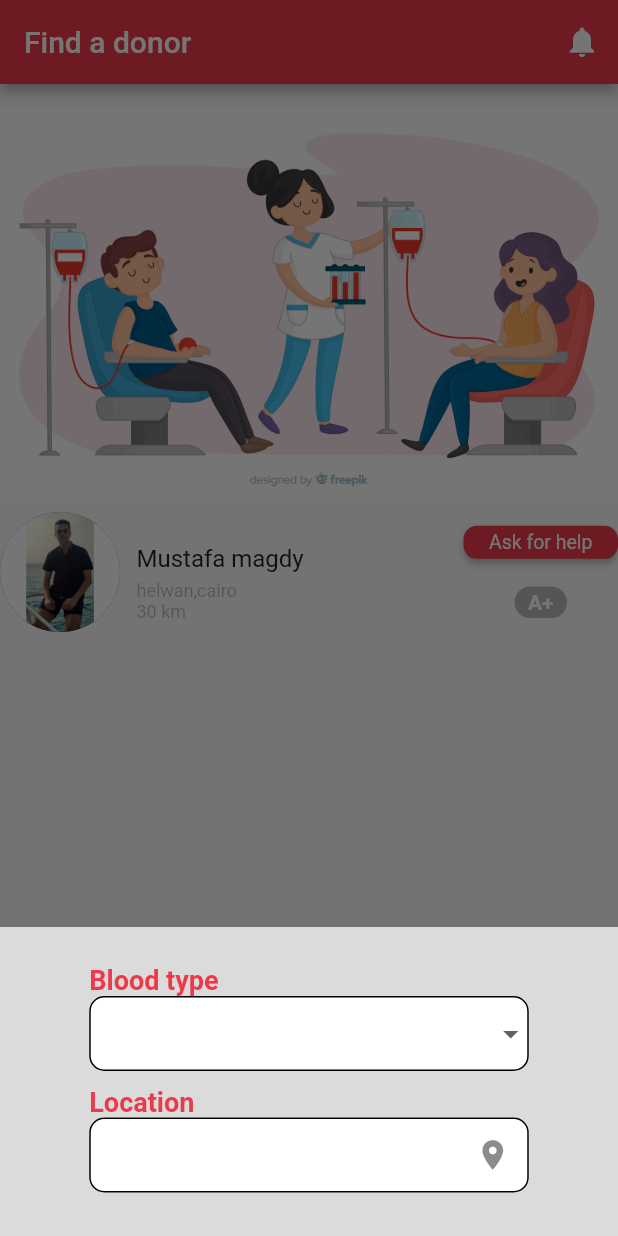
After one commit to nagyghamrawy2/Blood-Donation, a Flutter app: the screen it shows after launch, after a tap on the "navigation" icon, on a phone screen of 412 x 824 dp. The commit adds this screen. Run offline on Flutter 3.47's test engine with Material 2 defaults, Android fonts, the phone set to English and light mode, and no system bars; our stand-ins replace bloc, flutter_bloc, flutter_svg.

Commit message:
Hesham 13/3 icon

```diff
--- a/lib/main.dart
+++ b/lib/main.dart
@@ -1,9 +1,10 @@
 import 'package:blood_bank/layout/home_layout.dart';
 import 'package:blood_bank/modules/Sign_Up_with_gmail/Sign_up_with_gmail.dart';
+import 'package:blood_bank/modules/blood%20bank/Blood_bank.dart';
 import 'package:blood_bank/modules/editProfile/editProfile.dart';
+import 'package:blood_bank/modules/find_donor/Find_donor.dart';
 import 'package:blood_bank/modules/myInformation/myInformation.dart';
 import 'package:blood_bank/modules/profile/profile.dart';
-import 'package:blood_bank/modules/request/editRequest.dart';
 import 'package:blood_bank/modules/request/requestScreen.dart';
 import 'package:blood_bank/shared/bloc_observer.dart';
 import 'package:flutter/material.dart';
@@ -27,7 +28,7 @@ class MyApp extends StatelessWidget {
         ),
       ),
       debugShowCheckedModeBanner: false,
-      home: HomeLayout(),
+      home: Find_donor(),
     );
   }
 }
--- /dev/null
+++ b/lib/modules/find_donor/Find_donor.dart
@@ -0,0 +1,213 @@
+import 'package:blood_bank/shared/components/components.dart';
+import 'package:flutter/material.dart';
+
+import '../../shared/styles/colors.dart';
+
+class Find_donor extends StatefulWidget {
+  @override
+  State<Find_donor> createState() => _Find_donorState();
+}
+
+class _Find_donorState extends State<Find_donor> {
+  @override
+  Widget build(BuildContext context) {
+    return Scaffold(
+      appBar: AppBar(
+        backgroundColor: Color.fromRGBO(237, 57, 74, 1),
+        title: Text('Find a donor'),
+        actions: [
+          IconButton(onPressed: () {}, icon: Icon(Icons.notifications))
+        ],
+      ),
+      body: SingleChildScrollView(
+        child: Column(
+          children: [
+            Container(
+              width: double.infinity,
+              height: 285.33,
+              child: Image.asset(
+                "assets/images/finddonor.jpg",
+              ),
+            ),
+            Container(
+              width: double.infinity,
+              height: 80,
+              child: Row(mainAxisAlignment: MainAxisAlignment.end, children: [
+                CircleAvatar(
+                  backgroundImage: AssetImage("assets/images/pp.png"),
+                  radius: 40,
+                ),
+                SizedBox(
+                  width: 11,
+                ),
+                Expanded(
+                  child: Column(
+                    mainAxisAlignment: MainAxisAlignment.center,
+                    crossAxisAlignment: CrossAxisAlignment.start,
+                    children: [
+                      SizedBox(
+                        height: 15,
+                      ),
+                      Text(
+                        "Mustafa magdy ",
+                        style: TextStyle(fontSize: 16),
+                      ),
+                      SizedBox(
+                        height: 5,
+                      ),
+                      Text("helwan,cairo",
+                          style:
+                              TextStyle(fontSize: 12, color: Colors.black26)),
+                      Text("30 km",
+                          style: TextStyle(fontSize: 12, color: Colors.black26))
+                    ],
+                  ),
+                ),
+                Column(
+                  mainAxisAlignment: MainAxisAlignment.spaceAround,
+                  children: [
+                    Buttons_without_icon(
+                        num_width: 0.25,
+                        num_hieght: 22,
+                        text_button_name: "Ask for help",
+                        button_color: Color.fromRGBO(237, 57, 74, 1.0),
+                        num_border: 9,
+                        num_fontsize: 13,
+                        text_fontwwieght: FontWeight.normal),
+                    Container(
+                      height: 21,
+                      width: 35,
+                      decoration: BoxDecoration(
+                          color: Colors.black26,
+                          borderRadius: BorderRadius.circular(26)),
+                      child: Center(
+                          child: Text(
+                        "A+",
+                        style: TextStyle(
+                            color: Colors.white, fontWeight: FontWeight.bold),
+                      )),
+                    )
+                  ],
+                )
+              ]),
+            ),
+          ],
+        ),
+      ),
+      floatingActionButton: Container(
+        width: 60,
+        height: 60,
+        child: FloatingActionButton(
+          onPressed: () {
+            bottomSheets(context);
+          },
+          backgroundColor: Color.fromRGBO(237, 57, 74, 1.0),
+          child: const Icon(Icons.navigation),
+        ),
+      ),
+    );
+  }
+}
+
+var bloodtype;
+
+void bottomSheets(context) {
+  showModalBottomSheet(
+      context: context,
+      builder: (context) => Container(
+            height: 206,
+            decoration:
+                BoxDecoration(color: Color.fromRGBO(182, 182, 182, 0.45)),
+            child: Column(
+              children: [
+                SizedBox(
+                  height: 25,
+                ),
+                Align(
+                  alignment: Alignment.topCenter,
+                  child: Container(
+                    width: 293,
+                    child: Text(
+                      "Blood type",
+                      style: TextStyle(
+                          fontWeight: FontWeight.bold,
+                          fontSize: 18,
+                          color: Color.fromRGBO(237, 57, 74, 1.0)),
+                    ),
+                  ),
+                ),
+                Container(
+                  decoration: BoxDecoration(
+                    borderRadius: BorderRadius.circular(10),
+                    color: Colors.white,
+                  ),
+                  height: 50,
+                  width: 293,
+                  child: DropdownButtonFormField<String>(
+                    decoration: InputDecoration(
+                      enabledBorder: OutlineInputBorder(
+                        borderSide: const BorderSide(
+                          width: 1,
+                        ),
+                        borderRadius: BorderRadius.circular(10),
+                      ),
+                      focusedBorder: OutlineInputBorder(
+                        borderRadius: BorderRadius.circular(10),
+                      ),
+                    ),
+                    items: ["A+", "B+", ""]
+                        .map((label) => DropdownMenuItem(
+                              child: Text(
+                                label,
+                                style: TextStyle(fontSize: 16),
+                              ),
+                              value: label,
+                            ))
+                        .toList(),
+                    onChanged: (value) {
+                      bloodtype = value.toString();
+                    },
+                  ),
+                ),
+                SizedBox(
+                  height: 10,
+                ),
+                Align(
+                  alignment: Alignment.topCenter,
+                  child: Container(
+                    width: 293,
+                    child: Text(
+                      "Location",
+                      style: TextStyle(
+                          fontWeight: FontWeight.bold,
+                          fontSize: 18,
+                          color: Color.fromRGBO(237, 57, 74, 1.0)),
+                    ),
+                  ),
+                ),
+                Container(
+                  decoration: BoxDecoration(
+                    borderRadius: BorderRadius.circular(10),
+                    color: Colors.white,
+                  ),
+                  height: 50,
+                  width: 293,
+                  child: TextField(
+                    decoration: InputDecoration(
+                      suffixIcon: Icon(Icons.location_on),
+                      enabledBorder: OutlineInputBorder(
+                        borderSide: const BorderSide(
+                          width: 1,
+                        ),
+                        borderRadius: BorderRadius.circular(10),
+                      ),
+                      focusedBorder: OutlineInputBorder(
+                        borderRadius: BorderRadius.circular(10),
+                      ),
+                    ),
+                  ),
+                )
+              ],
+            ),
+          ));
+}
--- a/pubspec.yaml
+++ b/pubspec.yaml
@@ -37,8 +37,8 @@ dependencies:
   flutter_bloc: ^7.0.0
   bloc: ^7.0.0
   flutter_datetime_picker: ^1.5.1
+  flutter_svg: ^1.0.3
   intl: ^0.17.0
-
 dev_dependencies:
   flutter_test:
     sdk: flutter
```
Also changed, not shown: lib/modules/blood bank/Blood_bank.dart (added, +103 -0 lines), lib/modules/chat/chat.dart (added, +40 -0 lines), assets/images/finddonor.jpg (added), assets/images/hospital.jpg (added), assets/images/hospitalLogo.png (added), assets/images/phone-call.svg, pubspec.lock.
